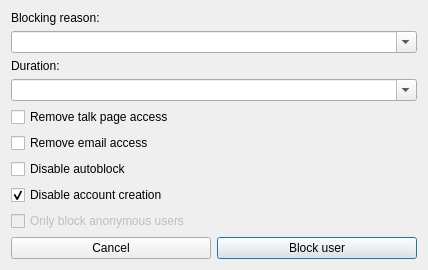
Above: huggle/blockuser.ui from huggle/huggle3-qt-lx before the change. Below: the same form after it.
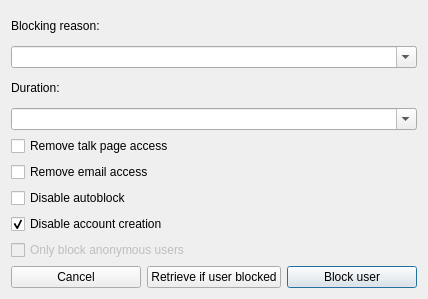
That is the form after the change.

Commit message: implemented a check if user is blocked or not

Diff of the .ui file:
```diff
--- a/huggle/blockuser.ui
+++ b/huggle/blockuser.ui
@@ -7,7 +7,7 @@
     <x>0</x>
     <y>0</y>
     <width>428</width>
-    <height>248</height>
+    <height>299</height>
    </rect>
   </property>
   <property name="windowTitle">
@@ -92,6 +92,13 @@
        </property>
       </widget>
      </item>
+     <item>
+      <widget class="QPushButton" name="pushButton_3">
+       <property name="text">
+        <string>Retrieve if user blocked</string>
+       </property>
+      </widget>
+     </item>
      <item>
       <widget class="QPushButton" name="pushButton">
        <property name="text">
```
The commit also changes 2 other files.
